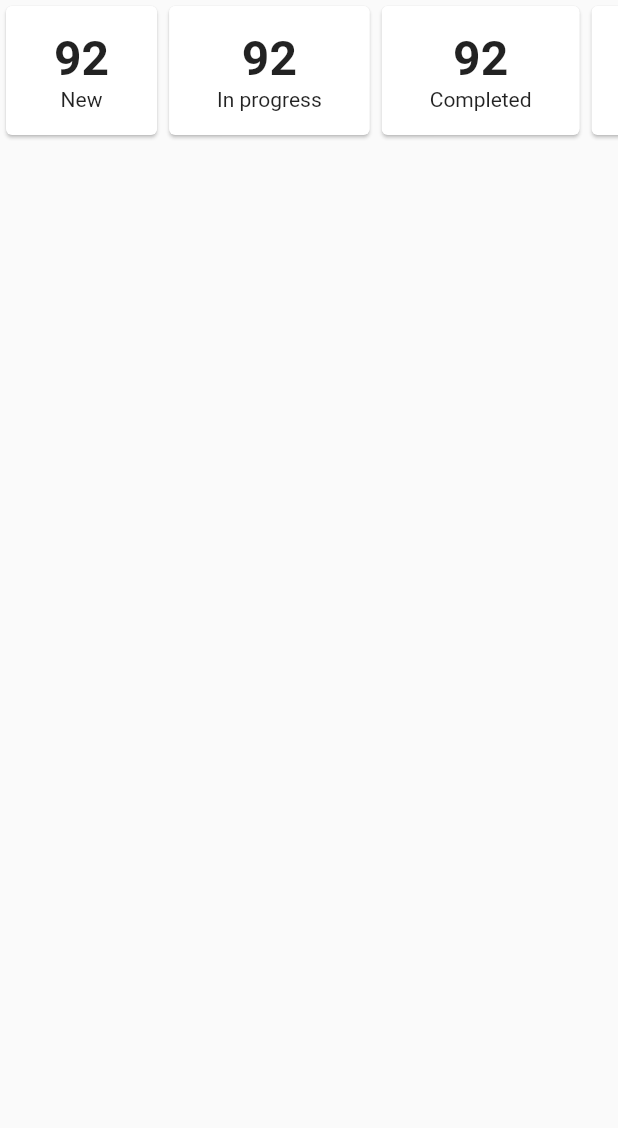
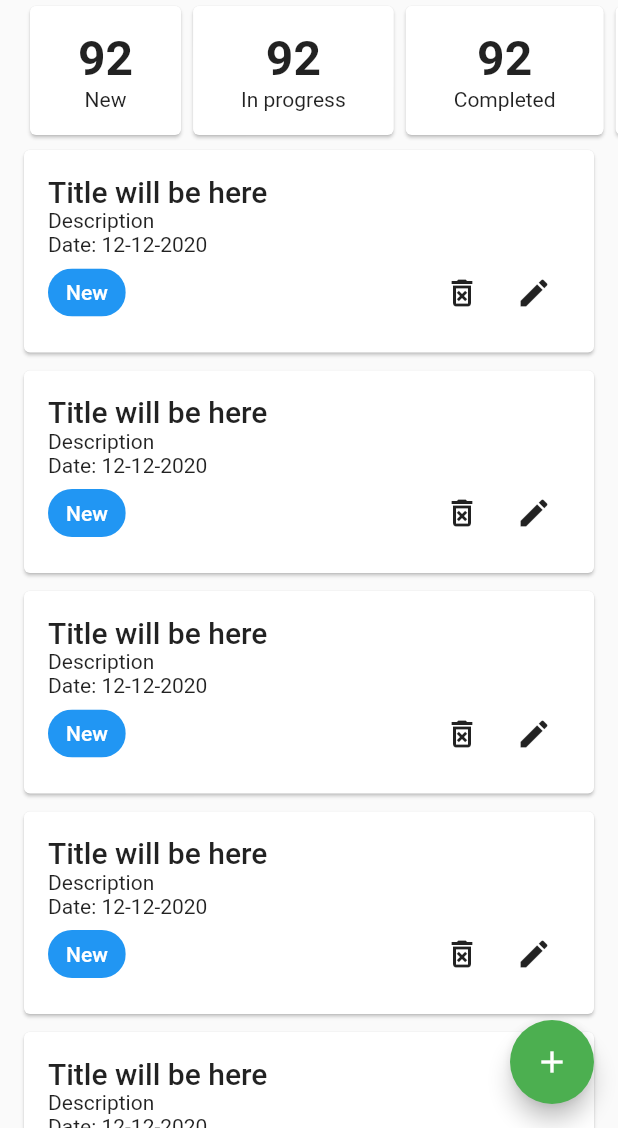
Before and after one commit to nazimfeni/task_manager, a Flutter app: the NewTasksScreen screen opened directly, on a phone screen of 412 x 824 dp, the part 108-1236 px from its top. Run offline on Flutter 3.47's test engine with Material 2 defaults, Android fonts, the phone set to English and light mode, and no system bars; our stand-ins replace flutter_svg, pin_code_fields.

Commit message:
Add new screens

```diff
--- a/lib/ui/screens/new_tasks_screen.dart
+++ b/lib/ui/screens/new_tasks_screen.dart
@@ -1,4 +1,10 @@
 import 'package:flutter/material.dart';
+import 'package:task_manager/ui/screens/add_new_task_screen.dart';
+import 'package:task_manager/ui/widgets/task_item_card.dart';
+
+import '../widgets/profile_summary_card.dart';
+import '../widgets/summary_card.dart';
+
 class NewTasksScreen extends StatefulWidget {
   const NewTasksScreen({Key? key}) : super(key: key);
 
@@ -9,13 +15,24 @@ class NewTasksScreen extends StatefulWidget {
 class _NewTasksScreenState extends State<NewTasksScreen> {
   @override
   Widget build(BuildContext context) {
-    return const Scaffold(
+    return Scaffold(
+        floatingActionButton: FloatingActionButton(
+          onPressed: () {
+            Navigator.push(context,
+                MaterialPageRoute(builder: (BuildContext context) {
+              return AddNewTaskScreen();
+            }));
+          },
+          child: const Icon(Icons.add),
+        ),
         body: SafeArea(
           child: Column(
             children: [
               ProfileSummaryCard(),
               SingleChildScrollView(
                 scrollDirection: Axis.horizontal,
+                child: Padding(
+                  padding: const EdgeInsets.only(left: 16.0, right: 16.0),
                   child: Row(
                     children: [
                       SummaryCard(
@@ -34,61 +51,20 @@ class _NewTasksScreenState extends State<NewTasksScreen> {
                         count: '92',
                         title: 'Cancelled',
                       ),
-
                     ],
                   ),
                 ),
-
+              ),
+              Expanded(
+                child: ListView.builder(
+                  itemCount: 5,
+                  itemBuilder: (context, index) {
+                    return const TaskItemCard();
+                  },
+                ),
+              ),
             ],
           ),
-      )
-    );
+        ));
   }
 }
-
-class ProfileSummaryCard extends StatelessWidget {
-  const ProfileSummaryCard({
-    super.key,
-  });
-
-  @override
-  Widget build(BuildContext context) {
-    return const ListTile(
-      leading: CircleAvatar(
-        child: Icon(Icons.person),
-      ),
-      title: Text('Rabbil Hasan', style: TextStyle(
-        color: Colors.white,
-        fontWeight: FontWeight.w700
-      ),),
-      subtitle: Text('rabbil@gmail.com', style: TextStyle(
-        color: Colors.white
-      ),),
-      trailing: Icon(Icons.arrow_forward_outlined),
-      tileColor: Colors.green,
-    );
-  }
-}
-
-class SummaryCard extends StatelessWidget {
-  final String count, title;
-  const SummaryCard({
-    super.key, required this.count, required this.title,
-  });
-
-  @override
-  Widget build(BuildContext context) {
-    return Card(
-      child: Padding(
-        padding: const EdgeInsets.symmetric(vertical: 16.0, horizontal: 32),
-        child: Column(
-          children: [
-            Text(count, style: Theme.of(context).textTheme.titleLarge,),
-
-            Text(title)
-          ],
-        ),
-      ),
-    );
-  }
-}
--- /dev/null
+++ b/lib/ui/widgets/profile_summary_card.dart
@@ -0,0 +1,34 @@
+import 'package:flutter/material.dart';
+import 'package:task_manager/ui/screens/edit_profile_screen.dart';
+
+class ProfileSummaryCard extends StatelessWidget {
+  const ProfileSummaryCard({
+    super.key,  this.enableOnTap = true,
+  });
+
+  final bool enableOnTap;
+
+  @override
+  Widget build(BuildContext context) {
+    return  ListTile(
+      onTap: (){
+        if(enableOnTap == true){
+          Navigator.push(context, MaterialPageRoute(builder: (BuildContext context) { return EditProfileScreen(); }));
+
+        }
+              },
+      leading: const CircleAvatar(
+        child: Icon(Icons.person),
+      ),
+      title: const Text('Rabbil Hasan', style: TextStyle(
+          color: Colors.white,
+          fontWeight: FontWeight.w700
+      ),),
+      subtitle: const Text('rabbil@gmail.com', style: TextStyle(
+          color: Colors.white
+      ),),
+      trailing: enableOnTap? const Icon(Icons.arrow_forward_outlined):null,
+      tileColor: Colors.green,
+    );
+  }
+}
--- /dev/null
+++ b/lib/ui/widgets/summary_card.dart
@@ -0,0 +1,24 @@
+import 'package:flutter/material.dart';
+
+class SummaryCard extends StatelessWidget {
+  final String count, title;
+  const SummaryCard({
+    super.key, required this.count, required this.title,
+  });
+
+  @override
+  Widget build(BuildContext context) {
+    return Card(
+      child: Padding(
+        padding: const EdgeInsets.symmetric(vertical: 16.0, horizontal: 32),
+        child: Column(
+          children: [
+            Text(count, style: Theme.of(context).textTheme.titleLarge,),
+
+            Text(title)
+          ],
+        ),
+      ),
+    );
+  }
+}
--- /dev/null
+++ b/lib/ui/widgets/task_item_card.dart
@@ -0,0 +1,45 @@
+import 'package:flutter/material.dart';
+
+class TaskItemCard extends StatelessWidget {
+
+
+
+  const TaskItemCard({
+    super.key,
+  });
+
+  @override
+  Widget build(BuildContext context) {
+    return Card(
+      margin: EdgeInsets.symmetric(horizontal: 16, vertical: 6),
+      child: Padding(
+        padding: const EdgeInsets.all(16.0),
+        child: Column(
+          crossAxisAlignment: CrossAxisAlignment.start,
+          children: [
+            Text('Title will be here', style: TextStyle(
+                fontSize: 20,
+                fontWeight: FontWeight.w500
+
+            ),),
+            Text('Description'),
+            Text('Date: 12-12-2020'),
+            Row(
+              mainAxisAlignment: MainAxisAlignment.spaceBetween,
+              children: [
+                Chip(label: Text('New', style: TextStyle(color: Colors.white),), backgroundColor: Colors.blue,),
+                Wrap(
+                  children: [
+                    IconButton(onPressed: (){}, icon: Icon(Icons.delete_forever_outlined)),
+                    IconButton(onPressed: (){}, icon: Icon(Icons.edit))
+                  ],
+                )
+              ],
+            )
+          ],
+
+        ),
+      ),
+    );
+  }
+}
```
Also changed, not shown: lib/ui/screens/add_new_task_screen.dart (added, +69 -0 lines), lib/ui/screens/cancelled_tasks_screen.dart (+19 -5 lines), lib/ui/screens/completed_tasks_screen.dart (+18 -5 lines), lib/ui/screens/edit_profile_screen.dart (added, +134 -0 lines), lib/ui/screens/progress_tasks_screen.dart (+18 -5 lines), 1 other file. Lines whose indentation alone changed are shown as unchanged.
